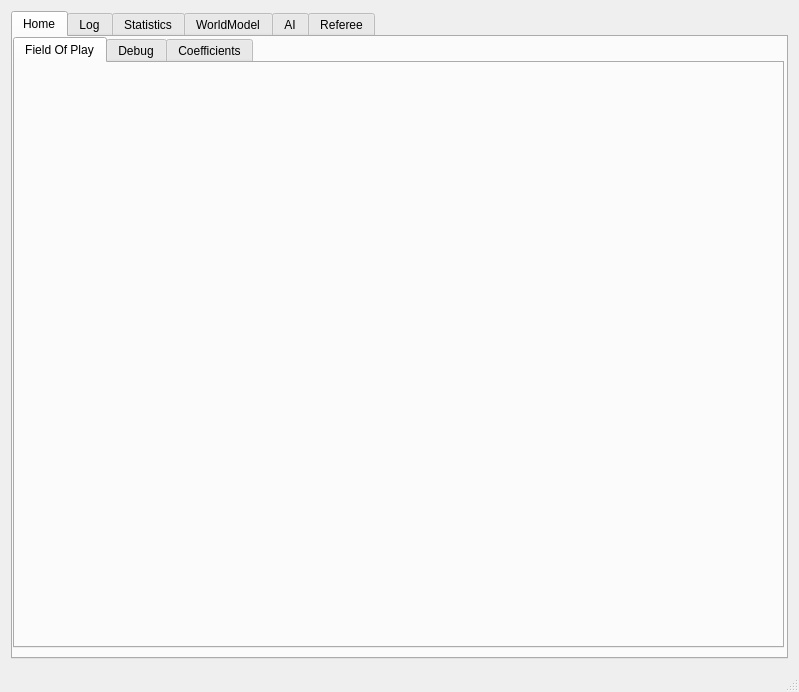
This is src/ui/mainwindow.ui in kn2cssl/kn2cPrograms as Qt 5 draws it before an edit. The edited form follows.
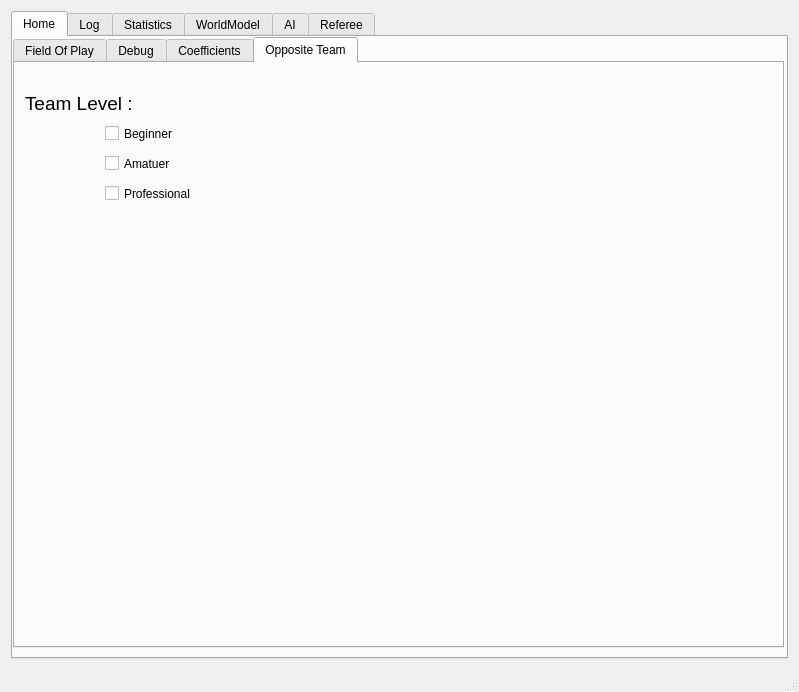
This is the edited form. The open tabs and pages were chosen to show the change. Icons and pictures are not drawn.

```diff
--- a/src/ui/mainwindow.ui
+++ b/src/ui/mainwindow.ui
@@ -840,6 +840,68 @@
           </property>
          </widget>
         </widget>
+        <widget class="QWidget" name="tab_5">
+         <attribute name="title">
+          <string>Opposite Team</string>
+         </attribute>
+         <widget class="QLabel" name="label_40">
+          <property name="geometry">
+           <rect>
+            <x>10</x>
+            <y>20</y>
+            <width>131</width>
+            <height>41</height>
+           </rect>
+          </property>
+          <property name="font">
+           <font>
+            <pointsize>14</pointsize>
+           </font>
+          </property>
+          <property name="text">
+           <string>Team Level :</string>
+          </property>
+         </widget>
+         <widget class="QCheckBox" name="oppIsBeginner">
+          <property name="geometry">
+           <rect>
+            <x>90</x>
+            <y>60</y>
+            <width>201</width>
+            <height>21</height>
+           </rect>
+          </property>
+          <property name="text">
+           <string>Beginner</string>
+          </property>
+         </widget>
+         <widget class="QCheckBox" name="oppIsProfessional">
+          <property name="geometry">
+           <rect>
+            <x>90</x>
+            <y>120</y>
+            <width>141</width>
+            <height>21</height>
+           </rect>
+          </property>
+          <property name="text">
+           <string>Professional</string>
+          </property>
+         </widget>
+         <widget class="QCheckBox" name="oppIsAmatuer">
+          <property name="geometry">
+           <rect>
+            <x>90</x>
+            <y>90</y>
+            <width>85</width>
+            <height>21</height>
+           </rect>
+          </property>
+          <property name="text">
+           <string>Amatuer</string>
+          </property>
+         </widget>
+        </widget>
        </widget>
       </widget>
       <widget class="QWidget" name="tabLog">
```
